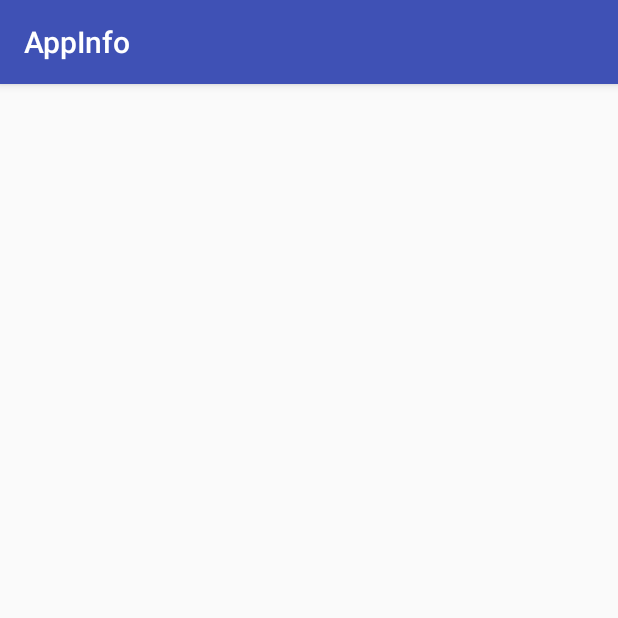
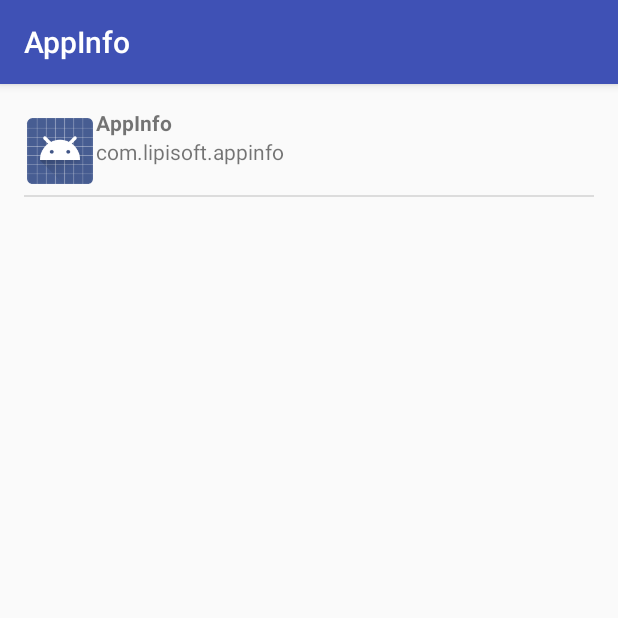
Before and after one commit to LipiLee/AppInfo, an Android app: the screen it shows after launch (MainActivity), on a phone screen of 412 x 824 dp, the top half of it. Run offline under Robolectric (Android 15) with nearby library versions, the phone set to English and light mode, and no system bars.

Commit message:
Add MVP model

```diff
--- /dev/null
+++ b/app/src/main/java/com/lipisoft/appinfo/AppInfoItem.java
@@ -0,0 +1,34 @@
+package com.lipisoft.appinfo;
+
+import android.graphics.drawable.Drawable;
+
+public class AppInfoItem {
+    private final Drawable mIcon;
+    private final String mAppName;
+    private final String mPackageName;
+    private final String mVersionName;
+
+    public AppInfoItem(Drawable icon, String appName, String packageName, String versionName) {
+        mIcon = icon;
+        mAppName = appName;
+        mPackageName = packageName;
+        mVersionName = versionName;
+    }
+
+    public String getAppName() {
+        return mAppName;
+    }
+
+    public String getPackageName() {
+        return mPackageName;
+    }
+
+    public String getVersionName() {
+        return mVersionName;
+    }
+
+    public Drawable getIcon() {
+        return mIcon;
+    }
+
+}
--- /dev/null
+++ b/app/src/main/java/com/lipisoft/appinfo/AppInfoListAdapter.java
@@ -0,0 +1,52 @@
+package com.lipisoft.appinfo;
+
+import android.content.Context;
+import android.view.View;
+import android.view.ViewGroup;
+import android.widget.BaseAdapter;
+
+import java.util.ArrayList;
+import java.util.List;
+
+public class AppInfoListAdapter extends BaseAdapter {
+    private Context mContext;
+
+    private List<AppInfoItem> mItems = new ArrayList<>();
+
+    public AppInfoListAdapter(Context context) {
+        mContext = context;
+    }
+
+    public void addItem(AppInfoItem it) {
+        mItems.add(it);
+    }
+
+    public int getCount() {
+        return mItems.size();
+    }
+
+    public Object getItem(int position) {
+        return mItems.get(position);
+    }
+
+    public long getItemId(int position) {
+        return position;
+    }
+
+    public View getView(int position, View convertView, ViewGroup parent) {
+        final AppInfoView itemView;
+        if (convertView == null) {
+            itemView = new AppInfoView(mContext, mItems.get(position));
+        } else {
+            itemView = (AppInfoView) convertView;
+
+            itemView.setIcon(mItems.get(position).getIcon());
+            itemView.setAppName(mItems.get(position).getAppName());
+            itemView.setPackageName(mItems.get(position).getPackageName());
+            itemView.setVersionName(mItems.get(position).getVersionName());
+        }
+
+        return itemView;
+    }
+
+}
--- /dev/null
+++ b/app/src/main/java/com/lipisoft/appinfo/AppInfoView.java
@@ -0,0 +1,80 @@
+package com.lipisoft.appinfo;
+
+import android.content.Context;
+import android.graphics.drawable.Drawable;
+import android.util.DisplayMetrics;
+import android.view.LayoutInflater;
+import android.widget.ImageView;
+import android.widget.LinearLayout;
+import android.widget.TextView;
+
+public class AppInfoView extends LinearLayout {
+    private Context mContext;
+    private ImageView mIcon;
+    private TextView mAppName;
+    private TextView mPackageName;
+    private TextView mVersionName;
+
+    public AppInfoView(Context context, AppInfoItem aItem) {
+        super(context);
+        mContext = context;
+
+        LayoutInflater inflater = (LayoutInflater) context.getSystemService(Context.LAYOUT_INFLATER_SERVICE);
+        inflater.inflate(R.layout.app_info, this, true);
+
+        mIcon = (ImageView) findViewById(R.id.iconItem);
+
+        mIcon.getLayoutParams().height = getIconSize();
+        mIcon.getLayoutParams().width = getIconSize();
+        mIcon.requestLayout();
+        mIcon.setImageDrawable(aItem.getIcon());
+
+        mAppName = (TextView) findViewById(R.id.app_name);
+        mAppName.setText(aItem.getAppName());
+
+        mPackageName = (TextView) findViewById(R.id.package_name);
+        mPackageName.setText(aItem.getPackageName());
+
+        mVersionName = (TextView) findViewById(R.id.version_name);
+        mVersionName.setText(aItem.getVersionName());
+
+    }
+
+    public void setAppName(String appName) {
+        mAppName.setText(appName);
+    }
+
+    public void setPackageName(String packageName) {
+        mPackageName.setText(packageName);
+    }
+
+    public void setVersionName(String versionName) {
+        mVersionName.setText(versionName);
+    }
+
+    public void setIcon(Drawable icon) {
+        mIcon.setImageDrawable(icon);
+    }
+
+    protected int getIconSize() {
+        DisplayMetrics metrics = new DisplayMetrics();
+        ((MainActivity)mContext).getWindowManager().getDefaultDisplay().getMetrics(metrics);
+
+        // https://developer.android.com/guide/practices/ui_guidelines/icon_design_launcher.html#size
+        if (metrics.densityDpi <= DisplayMetrics.DENSITY_LOW)
+            return 36;
+        else if (metrics.densityDpi <= DisplayMetrics.DENSITY_MEDIUM)
+            return 48;
+        else if (metrics.densityDpi <= DisplayMetrics.DENSITY_HIGH)
+            return 72;
+        else if (metrics.densityDpi <= DisplayMetrics.DENSITY_XHIGH)
+            return 96;
+        else if (metrics.densityDpi <= DisplayMetrics.DENSITY_XXHIGH)
+            return 144;
+        else if (metrics.densityDpi <= DisplayMetrics.DENSITY_XXXHIGH)
+            return 192;
+
+        return 288;
+    }
+
+}
--- a/app/src/main/java/com/lipisoft/appinfo/MainActivity.java
+++ b/app/src/main/java/com/lipisoft/appinfo/MainActivity.java
@@ -1,40 +1,53 @@
 package com.lipisoft.appinfo;
 
 import android.content.pm.ApplicationInfo;
+import android.content.pm.PackageInfo;
 import android.content.pm.PackageManager;
 import android.graphics.drawable.Drawable;
-import android.support.v4.widget.ListViewAutoScrollHelper;
 import android.support.v7.app.AppCompatActivity;
 import android.os.Bundle;
+import android.view.View;
+import android.widget.AdapterView;
+import android.widget.ListView;
 import android.widget.TextView;
+import android.widget.Toast;
 
 import java.util.List;
 
 public class MainActivity extends AppCompatActivity {
+    private static final String TAG = "AppInfo";
+    private final AppInfoListAdapter mAdapter = new AppInfoListAdapter(this);
 
     @Override
     protected void onCreate(Bundle savedInstanceState) {
         super.onCreate(savedInstanceState);
         setContentView(R.layout.activity_main);
 
-        final TextView textView = (TextView) findViewById(R.id.text);
-        final ListViewAutoScrollHelper listViewAutoScrollHelper;
-
-        final StringBuilder stringBuilder = new StringBuilder();
+        ListView listView = (ListView) findViewById(R.id.list);
 
         final PackageManager packageManager = getPackageManager();
-        final List<ApplicationInfo> listApplicationInfo =
-                packageManager.getInstalledApplications(PackageManager.GET_META_DATA);
+        final List<PackageInfo> listPackageInfo = packageManager.getInstalledPackages(PackageManager.GET_META_DATA);
 
-        for (ApplicationInfo applicationInfo: listApplicationInfo) {
+        for (PackageInfo packageInfo: listPackageInfo) {
+            final ApplicationInfo applicationInfo = packageInfo.applicationInfo;
+            final Drawable icon = applicationInfo.loadIcon(packageManager);
+
             final String applicationName = applicationInfo.loadLabel(packageManager).toString();
-            final Drawable drawable = applicationInfo.loadIcon(packageManager);
+            final String packageName = applicationInfo.packageName;
+            final String versionName = packageInfo.versionName;
 
-            stringBuilder.append(applicationName).append("(")
-                    .append(applicationInfo.packageName).append(")")
-                    .append("\n");
+            mAdapter.addItem(new AppInfoItem(icon, applicationName, packageName, versionName));
         }
 
-        textView.setText(stringBuilder.toString());
-    }
-}
+        listView.setAdapter(mAdapter);
+
+        listView.setOnItemClickListener(new AdapterView.OnItemClickListener() {
+            @Override
+            public void onItemClick(AdapterView<?> parent, View view, int position, long id) {
+                final AppInfoItem curItem = (AppInfoItem) mAdapter.getItem(position);
+                final String appName = curItem.getAppName();
+
+                Toast.makeText(getApplicationContext(), "Selected : " + appName, Toast.LENGTH_LONG).show();
+            }
+        });
+    }}
--- a/app/src/main/res/layout/activity_main.xml
+++ b/app/src/main/res/layout/activity_main.xml
@@ -11,21 +11,10 @@
     android:paddingTop="@dimen/activity_vertical_margin"
     tools:context="com.lipisoft.appinfo.MainActivity">
 
-    <ScrollView
+    <ListView
         android:layout_width="match_parent"
-        android:layout_height="match_parent">
-
-        <LinearLayout
-            android:layout_width="match_parent"
-            android:layout_height="wrap_content"
-            android:orientation="vertical">
-
-            <ListView
-                android:layout_width="match_parent"
-                android:layout_height="match_parent"
-                android:id="@+id/list"/>
-
-        </LinearLayout>
-    </ScrollView>
+        android:layout_height="match_parent"
+        android:id="@+id/list"
+        />
 
 </RelativeLayout>
--- /dev/null
+++ b/app/src/main/res/layout/app_info.xml
@@ -0,0 +1,40 @@
+<LinearLayout xmlns:android="http://schemas.android.com/apk/res/android"
+              android:layout_width="match_parent"
+              android:layout_height="match_parent"
+              android:orientation="horizontal"
+    >
+
+    <ImageView
+        android:id="@+id/iconItem"
+        android:layout_width="wrap_content"
+        android:layout_height="wrap_content"
+        android:paddingStart="2dp"
+        android:paddingEnd="2dp"
+        android:layout_gravity="center_vertical|center_horizontal"
+        android:contentDescription="@string/app_icon"
+        />
+
+    <LinearLayout
+        android:layout_width="wrap_content"
+        android:layout_height="wrap_content"
+        android:orientation="vertical"
+        >
+        <TextView
+            android:id="@+id/app_name"
+            android:layout_width="wrap_content"
+            android:layout_height="wrap_content"
+            android:textStyle="normal|bold"/>
+
+        <TextView
+            android:id="@+id/package_name"
+            android:layout_width="wrap_content"
+            android:layout_height="wrap_content"
+            />
+
+        <TextView
+            android:id="@+id/version_name"
+            android:layout_width="wrap_content"
+            android:layout_height="wrap_content"
+            />
+    </LinearLayout>
+</LinearLayout>
--- a/app/src/main/res/values/strings.xml
+++ b/app/src/main/res/values/strings.xml
@@ -1,3 +1,4 @@
 <resources>
     <string name="app_name">AppInfo</string>
+    <string name="app_icon">Application Icon</string>
 </resources>
```
